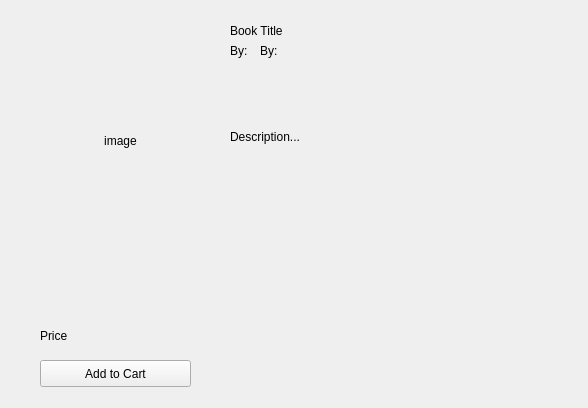
Old version of the form client/ClientInterface/studentview.ui in the repository RemyGratwohl/cuTPS_D4_teaQup.
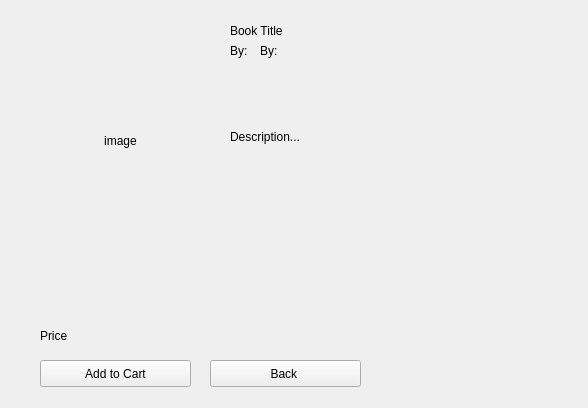
New version of the form. The open tabs and pages were chosen to show the change.

What changed in the file:
```diff
--- a/client/ClientInterface/studentview.ui
+++ b/client/ClientInterface/studentview.ui
@@ -211,6 +211,19 @@
       <string>By:</string>
      </property>
     </widget>
+    <widget class="QPushButton" name="DT_BackButton">
+     <property name="geometry">
+      <rect>
+       <x>210</x>
+       <y>360</y>
+       <width>151</width>
+       <height>27</height>
+      </rect>
+     </property>
+     <property name="text">
+      <string>Back </string>
+     </property>
+    </widget>
    </widget>
   </widget>
  </widget>
```
Left out of the diff: 14 changed lines with no effect on the pictures.
